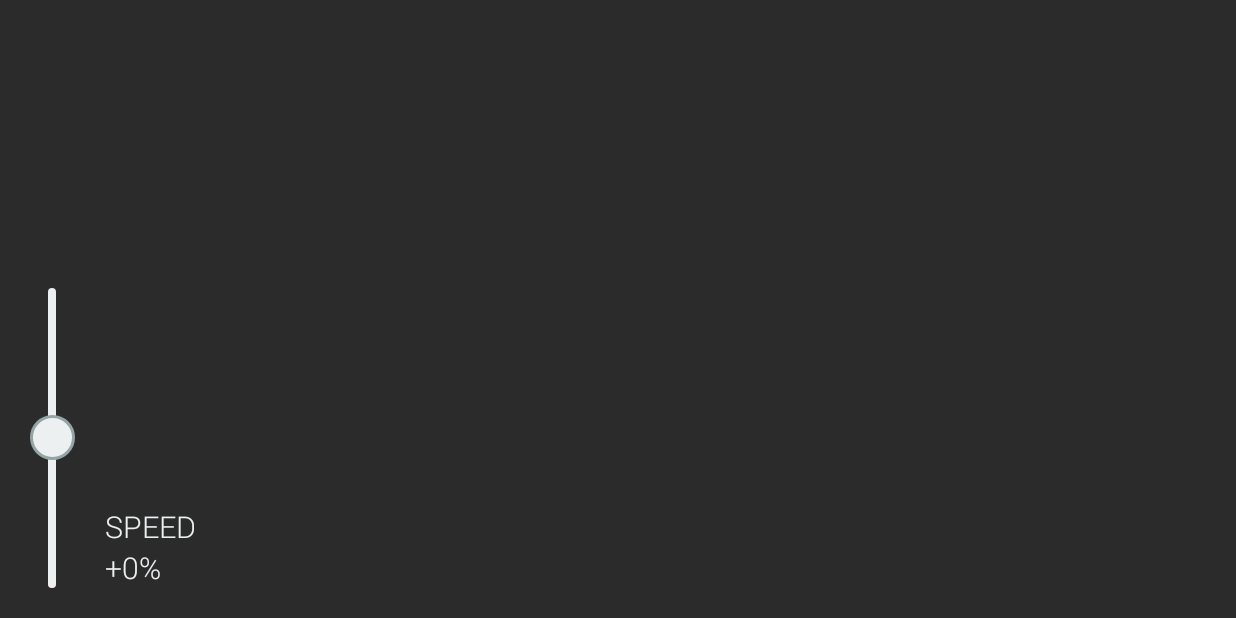
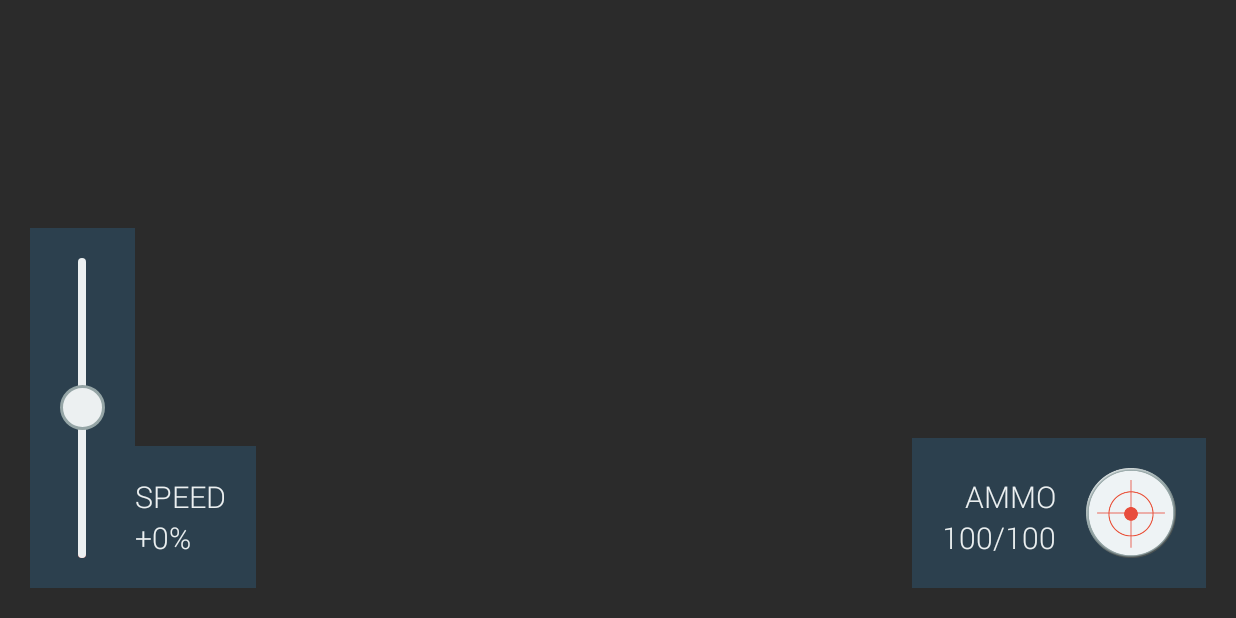
Before and after one commit to dkim89/FPGAController, an Android app: the screen it shows after launch (MainActivity), after a tap on "FREE ROAM", on a phone screen of 824 x 412 dp (held sideways). Run offline under Robolectric (Android 15) with nearby library versions, the phone set to English and light mode, and no system bars.

Commit message:
added fire button

```diff
--- a/app/src/main/java/spring15/ec551/fpgacontroller/fragments/PlayFragment.java
+++ b/app/src/main/java/spring15/ec551/fpgacontroller/fragments/PlayFragment.java
@@ -7,6 +7,7 @@ import android.os.Bundle;
 import android.view.LayoutInflater;
 import android.view.View;
 import android.view.ViewGroup;
+import android.widget.Button;
 import android.widget.SeekBar;
 
 import java.text.DecimalFormat;
@@ -25,6 +26,7 @@ public class PlayFragment extends Fragment implements ControllerInterfaceListene
     FragmentActionListener mListener;
     ThrottleSlider mThrottleSlider;
     CustomTextView mThrottleSpeed;
+    Button mFireButton;
 
     DecimalFormat df;
 
@@ -50,6 +52,7 @@ public class PlayFragment extends Fragment implements ControllerInterfaceListene
         mListener.adjustActivityForPlay();
         mThrottleSpeed = (CustomTextView) view.findViewById(R.id.throttle_speed);
         mThrottleSlider = (ThrottleSlider) view.findViewById(R.id.throttle_slider);
+        mFireButton = (Button) view.findViewById(R.id.fire_button);
 
 
         mThrottleSlider.setOnSeekBarChangeListener(new SeekBar.OnSeekBarChangeListener() {
--- /dev/null
+++ b/app/src/main/res/drawable/fire_button_selector.xml
@@ -0,0 +1,7 @@
+<?xml version="1.0" encoding="utf-8"?>
+<selector xmlns:android="http://schemas.android.com/apk/res/android">
+    <item android:state_selected="true" android:drawable="@drawable/fire_button_active" />
+    <item android:state_pressed="true" android:drawable="@drawable/fire_button_active" />
+    <item android:drawable="@drawable/fire_button_initial" />
+
+</selector>
--- a/app/src/main/res/layout/activity_main.xml
+++ b/app/src/main/res/layout/activity_main.xml
@@ -4,7 +4,7 @@
     android:id="@+id/activity_layout"
     android:layout_width="match_parent"
     android:layout_height="match_parent"
-    android:background="@color/background_blue"
+    android:background="@color/background_black"
     tools:context=".MainActivity">
 
     <FrameLayout
@@ -28,7 +28,7 @@
         android:layout_height="wrap_content"
         android:padding="@dimen/top_hud_padding"
         android:layout_margin="@dimen/margin1"
-        android:background="@color/background_blue"
+        android:background="@color/background_black"
         android:gravity="center">
 
         <spring15.ec551.fpgacontroller.resources.CustomTextView
--- a/app/src/main/res/layout/fragment_free_roam.xml
+++ b/app/src/main/res/layout/fragment_free_roam.xml
@@ -2,42 +2,101 @@
 <RelativeLayout xmlns:android="http://schemas.android.com/apk/res/android"
     android:layout_width="match_parent" android:layout_height="match_parent">
 
-    <spring15.ec551.fpgacontroller.resources.ThrottleSlider
-        android:id="@+id/throttle_slider"
+    <LinearLayout
+        android:id="@+id/throttle_hud"
         android:layout_width="wrap_content"
-        android:layout_height="@dimen/throttle_bar_length"
+        android:layout_height="wrap_content"
         android:layout_alignParentBottom="true"
         android:layout_alignParentLeft="true"
         android:layout_alignParentStart="true"
         android:layout_marginLeft="@dimen/throttle_margin"
         android:layout_marginStart="@dimen/throttle_margin"
         android:layout_marginBottom="@dimen/throttle_margin"
+        android:orientation="horizontal"
+        android:gravity="bottom">
+
+        <LinearLayout
+            android:layout_width="wrap_content"
+            android:layout_height="wrap_content"
+            android:padding="@dimen/throttle_margin"
+            android:background="@color/hud_blue">
+            <spring15.ec551.fpgacontroller.resources.ThrottleSlider
+                android:id="@+id/throttle_slider"
+                android:layout_width="wrap_content"
+                android:layout_height="@dimen/throttle_bar_length"
                 android:minHeight="@dimen/throttle_thickness"
                 android:maxHeight="@dimen/throttle_thickness"/>
+        </LinearLayout>
 
+        <LinearLayout
+            android:layout_width="wrap_content"
+            android:layout_height="wrap_content"
+            android:orientation="vertical"
+            android:background="@color/hud_blue"
+            android:paddingTop="@dimen/throttle_margin"
+            android:paddingRight="@dimen/throttle_margin"
+            android:paddingBottom="@dimen/throttle_margin"
+            android:gravity="start">
+            <spring15.ec551.fpgacontroller.resources.CustomTextView
+                android:layout_width="wrap_content"
+                android:layout_height="wrap_content"
+                android:text="@string/throttle_speed"
+                android:textSize="@dimen/throttle_text"/>
 
             <spring15.ec551.fpgacontroller.resources.CustomTextView
                 android:id="@+id/throttle_speed"
                 android:layout_width="wrap_content"
                 android:layout_height="wrap_content"
+                android:text="@string/start_speed"
+                android:textSize="@dimen/throttle_text"/>
+        </LinearLayout>
+    </LinearLayout>
+
+    <LinearLayout
+        android:id="@+id/fire_hud"
+        android:layout_width="wrap_content"
+        android:layout_height="wrap_content"
         android:layout_alignParentBottom="true"
-        android:layout_toRightOf="@id/throttle_slider"
-        android:layout_toEndOf="@id/throttle_slider"
+        android:layout_alignParentRight="true"
+        android:layout_alignParentEnd="true"
+        android:layout_marginRight="@dimen/throttle_margin"
+        android:layout_marginEnd="@dimen/throttle_margin"
         android:layout_marginBottom="@dimen/throttle_margin"
-        android:layout_marginLeft="@dimen/throttle_margin"
-        android:layout_marginStart="@dimen/throttle_margin"
-        android:text="@string/start_speed"
+        android:gravity="bottom"
+        android:background="@color/hud_blue"
+        android:padding="@dimen/throttle_margin"
+        android:orientation="horizontal">
+
+        <LinearLayout
+            android:layout_width="wrap_content"
+            android:layout_height="wrap_content"
+            android:orientation="vertical"
+            android:paddingRight="@dimen/throttle_margin"
+            android:paddingEnd="@dimen/throttle_margin"
+            android:gravity="end">
+            <spring15.ec551.fpgacontroller.resources.CustomTextView
+                android:layout_width="wrap_content"
+                android:layout_height="wrap_content"
+                android:text="@string/laser_ammo"
                 android:textSize="@dimen/throttle_text"/>
 
             <spring15.ec551.fpgacontroller.resources.CustomTextView
                 android:layout_width="wrap_content"
                 android:layout_height="wrap_content"
-        android:layout_toRightOf="@id/throttle_slider"
-        android:layout_toEndOf="@id/throttle_slider"
-        android:layout_above="@id/throttle_speed"
-        android:layout_marginLeft="@dimen/throttle_margin"
-        android:layout_marginStart="@dimen/throttle_margin"
-        android:text="@string/throttle_speed"
+                android:text="100/100"
                 android:textSize="@dimen/throttle_text"/>
+        </LinearLayout>
+
+        <LinearLayout
+            android:layout_width="wrap_content"
+            android:layout_height="wrap_content">
+            <Button
+                android:id="@+id/fire_button"
+                android:background="@drawable/fire_button_selector"
+                android:padding="@dimen/throttle_margin"
+                android:layout_width="@dimen/fire_button_dimen"
+                android:layout_height="@dimen/fire_button_dimen" />
+        </LinearLayout>
+    </LinearLayout>
 
 </RelativeLayout>
--- a/app/src/main/res/layout/fragment_menu.xml
+++ b/app/src/main/res/layout/fragment_menu.xml
@@ -6,7 +6,7 @@
     android:layout_marginRight="@dimen/margin1"
     android:layout_marginBottom="@dimen/margin1"
     android:layout_marginTop="@dimen/menu_fragment_top_margin"
-    android:background="@color/background_blue">
+    android:background="@color/background_black">
 
     <ListView
         android:layout_alignParentTop="true"
@@ -15,7 +15,7 @@
         android:paddingLeft="@dimen/menu_list_padding_horizontal"
         android:paddingRight="@dimen/menu_list_padding_horizontal"
         android:dividerHeight="@dimen/menu_list_divider_height"
-        android:divider="@color/background_blue"
+        android:divider="@color/background_black"
         android:layout_centerVertical="true"
         android:id="@+id/menu_list"
         android:layout_width="match_parent"
--- a/app/src/main/res/values/colors.xml
+++ b/app/src/main/res/values/colors.xml
@@ -1,11 +1,12 @@
 <?xml version="1.0" encoding="utf-8"?>
 <resources>
 
-    <color name="background_blue">#2B2B2B</color>
+    <color name="background_black">#2B2B2B</color>
 
     <color name="transparent">#00FFFFFF</color>
     <color name="flat_white">#ECF0F1</color>
     <color name="hud_white">#55FFFFFF</color>
+    <color name="hud_blue">#333498DB</color>
 
     <color name="flat_gray1">#BDC3C7</color>
     <color name="flat_gray2">#95A5A6</color>
--- a/app/src/main/res/values/dimens.xml
+++ b/app/src/main/res/values/dimens.xml
@@ -62,6 +62,8 @@
     <dimen name="throttle_thumb_size">30dp</dimen>
     <dimen name="throttle_margin">20dp</dimen>
     <dimen name="throttle_text">20sp</dimen>
-    <!-- Play HUD -->
+
+    <!-- Fire Button -->
+    <dimen name="fire_button_dimen">60dp</dimen>
 
 </resources>
--- a/app/src/main/res/values/strings.xml
+++ b/app/src/main/res/values/strings.xml
@@ -12,4 +12,6 @@
 
     <string name="throttle_speed">SPEED</string>
     <string name="start_speed">+0%</string>
+
+    <string name="laser_ammo">AMMO</string>
 </resources>
```
Also changed, not shown: app/src/main/res/drawable/fire_button_active.png (added), app/src/main/res/drawable/fire_button_initial.png (added). Lines whose indentation alone changed are shown as unchanged.
